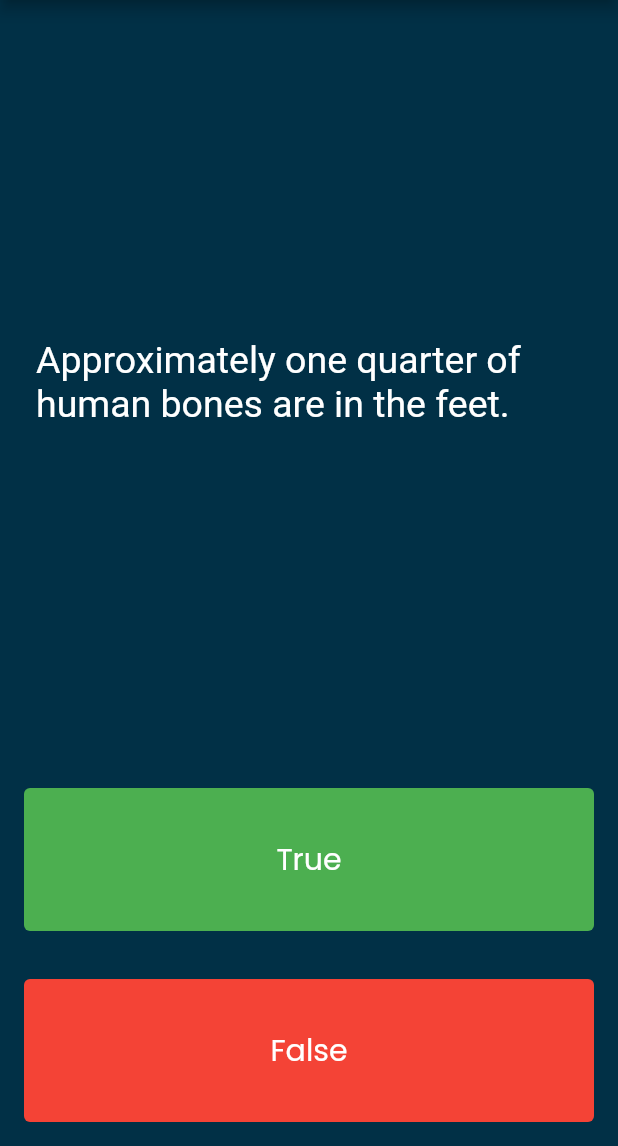
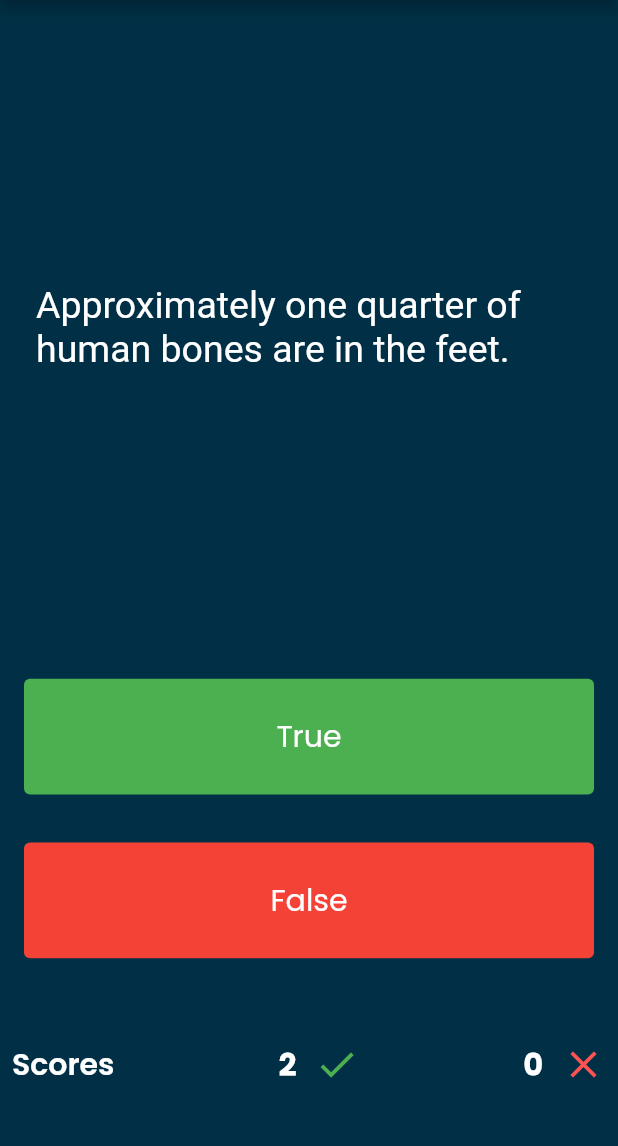
Before and after one commit to Arrocito82/quizzler, a Flutter app: the screen it shows after launch, after a tap on "True", after a tap on "False", on a phone screen of 412 x 824 dp, the part 90-1236 px from its top. Run offline on Flutter 3.47's test engine with Material 2 defaults, Android fonts, the phone set to English and light mode, and no system bars; Roboto replaces fonts that are missing (Poppings).

Commit message:
User Scores Counter

```diff
--- a/lib/main.dart
+++ b/lib/main.dart
@@ -56,7 +56,24 @@ class QuizzlerPage extends StatefulWidget {
 }
 
 class _QuizzlerPageState extends State<QuizzlerPage> {
-  List<bool> userAnswers = [];
+  int wrongAnswersCounter = 0;
+  int rightAnswersCounter = 0;
+  bool areQuestionsRemaining() {
+    return wrongAnswersCounter + rightAnswersCounter < quizBrain.count();
+  }
+
+  void checkAnswer(bool userPickedAnswer) {
+    setState(() {
+      if (areQuestionsRemaining()) {
+        if (userPickedAnswer == quizBrain.getQuestionAnswer()) {
+          rightAnswersCounter++;
+        } else {
+          wrongAnswersCounter++;
+        }
+      }
+      quizBrain.nextQuestion();
+    });
+  }
 
   @override
   Widget build(BuildContext context) {
@@ -113,10 +130,7 @@ class _QuizzlerPageState extends State<QuizzlerPage> {
                 padding: const EdgeInsets.all(16.0),
                 child: TextButton(
                   onPressed: () {
-                    setState(() {
-                      userAnswers.add(true);
-                      quizBrain.nextQuestion();
-                    });
+                    checkAnswer(true);
                   },
                   style: ButtonStyle(
                     backgroundColor: MaterialStateProperty.resolveWith(
@@ -139,10 +153,7 @@ class _QuizzlerPageState extends State<QuizzlerPage> {
                 padding: const EdgeInsets.all(16.0),
                 child: TextButton(
                   onPressed: () {
-                    setState(() {
-                      userAnswers.add(false);
-                      quizBrain.nextQuestion();
-                    });
+                    checkAnswer(false);
                   },
                   style: ButtonStyle(
                     backgroundColor:
@@ -159,6 +170,70 @@ class _QuizzlerPageState extends State<QuizzlerPage> {
                 ),
               ),
             ),
+            // Divider(
+            //   color: Colors.white,
+            //   thickness: 2,
+            // ),
+            Expanded(
+                flex: 1,
+                child: Padding(
+                  padding: const EdgeInsets.all(8.0),
+                  child: Row(
+                    mainAxisAlignment: MainAxisAlignment.spaceBetween,
+                    children: [
+                      Text(
+                        "Scores",
+                        style: TextStyle(
+                            fontSize: 20.0,
+                            fontWeight: FontWeight.w700,
+                            fontFamily: "Poppins",
+                            color: Colors.white),
+                      ),
+                      Row(
+                        children: [
+                          Text(
+                            '$rightAnswersCounter',
+                            style: TextStyle(
+                                color: Colors.white,
+                                fontSize: 20.0,
+                                fontFamily: "Poppins",
+                                fontWeight: FontWeight.w900),
+                          ),
+                          Padding(
+                            padding: const EdgeInsets.only(left: 12.0),
+                            child: Icon(
+                              Icons.check,
+                              color: Colors.green,
+                              weight: 12.0,
+                              size: 30.0,
+                            ),
+                          ),
+                        ],
+                      ),
+                      Row(
+                        children: [
+                          Text(
+                            '$wrongAnswersCounter',
+                            style: TextStyle(
+                                color: Colors.white,
+                                fontSize: 20.0,
+                                fontFamily: "Poppins",
+                                fontWeight: FontWeight.w900),
+                          ),
+                          Padding(
+                            padding: const EdgeInsets.only(left: 12.0),
+                            child: Icon(
+                              Icons.close,
+                              color: Colors.redAccent,
+                              weight: 12.0,
+                              size: 30.0,
+                            ),
+                          ),
+                        ],
+                      )
+                    ],
+                  ),
+                ))
           ],
         ),
       ),
--- a/lib/quiz_brain.dart
+++ b/lib/quiz_brain.dart
@@ -28,7 +28,7 @@ class QuizBrain {
         'In West Virginia, USA, if you accidentally hit an animal with your car, you are free to take it home to eat.',
         true),
   ];
-
+  // _ means the var in private
   int _questionNumber = 0;
 
   Question getQuestion() => _questions[_questionNumber];
@@ -39,4 +39,8 @@ class QuizBrain {
       _questionNumber++;
     }
   }
+
+  int count() {
+    return _questions.length;
+  }
 }
```
